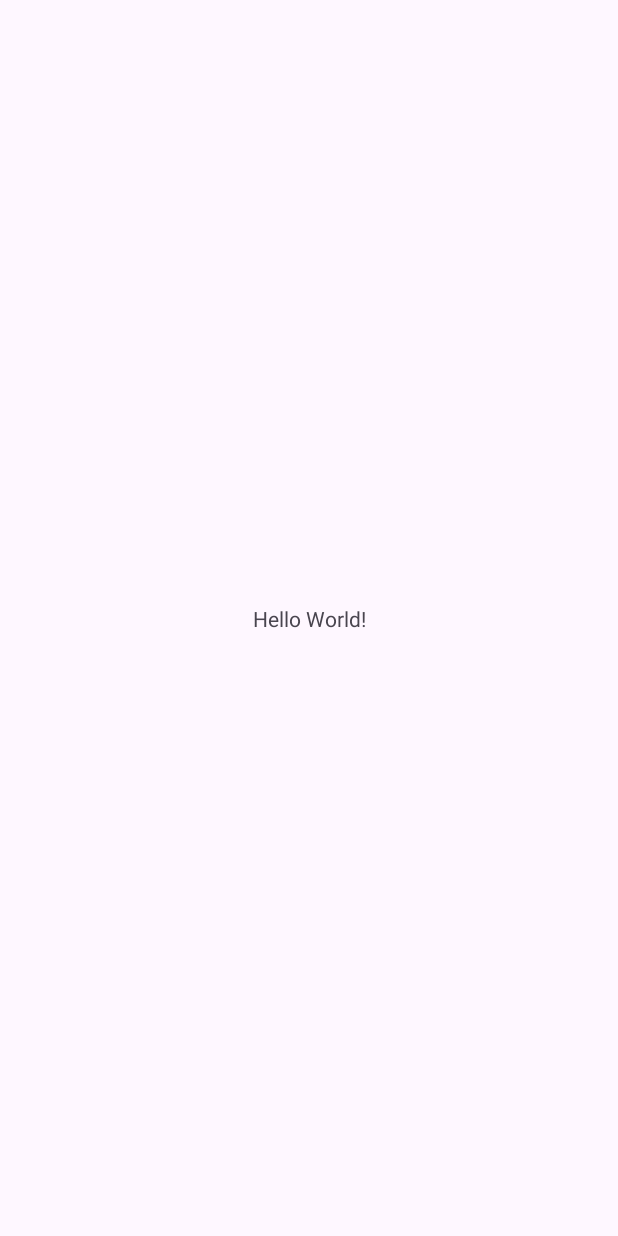
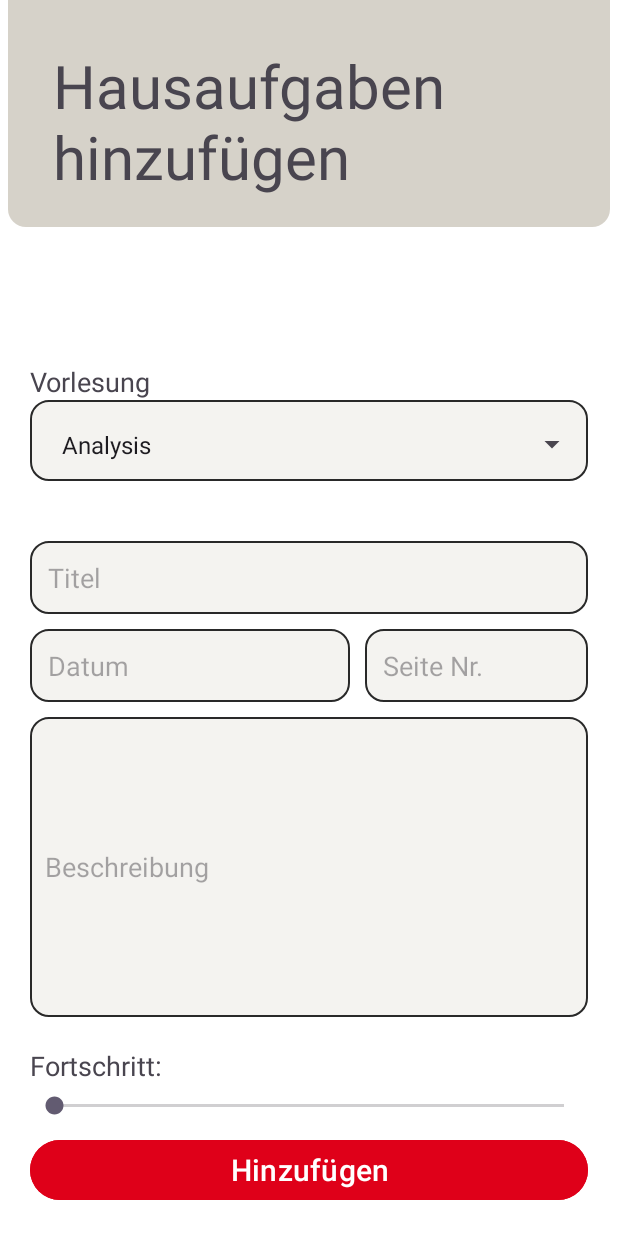
Before and after one commit to heofthetea/ubiquitous-fishstick, an Android app: the screen it shows after launch (MainActivity), on a phone screen of 412 x 824 dp. Before the commit the screen is almost empty. Run offline under Robolectric (Android 15) with nearby library versions, the phone set to English and light mode, and no system bars.

Commit message:
Create Basic App-Layout for Homework

```diff
--- a/app/src/main/java/stark/prm/project/MainActivity.java
+++ b/app/src/main/java/stark/prm/project/MainActivity.java
@@ -7,6 +7,9 @@ import androidx.appcompat.app.AppCompatActivity;
 import androidx.core.graphics.Insets;
 import androidx.core.view.ViewCompat;
 import androidx.core.view.WindowInsetsCompat;
+import android.widget.ArrayAdapter;
+import android.widget.Spinner;
+
 
 public class MainActivity extends AppCompatActivity {
 
@@ -14,11 +17,26 @@ public class MainActivity extends AppCompatActivity {
     protected void onCreate(Bundle savedInstanceState) {
         super.onCreate(savedInstanceState);
         EdgeToEdge.enable(this);
-        setContentView(R.layout.activity_main);
+        setContentView(R.layout.homework);
+
+        createSpinnerElements();
+
         ViewCompat.setOnApplyWindowInsetsListener(findViewById(R.id.main), (v, insets) -> {
             Insets systemBars = insets.getInsets(WindowInsetsCompat.Type.systemBars());
             v.setPadding(systemBars.left, systemBars.top, systemBars.right, systemBars.bottom);
             return insets;
         });
     }
+
+
+    //Dummy-Code TODO Change later
+    private void createSpinnerElements(){
+        Spinner spinner = (Spinner) findViewById(R.id.spinnerLecture);
+        String[] arraySpinner = new String[] {"Analysis", "Algorithmen", "Projektmanagement", "Programmieren", "Web Engineering"};
+        ArrayAdapter<String> adapter = new ArrayAdapter<String>(this,
+                android.R.layout.simple_spinner_item, arraySpinner);
+        adapter.setDropDownViewResource(android.R.layout.simple_spinner_dropdown_item);
+        spinner.setAdapter(adapter);
+
+    }
 }
--- /dev/null
+++ b/app/src/main/res/drawable/button_background.xml
@@ -0,0 +1,10 @@
+<?xml version="1.0" encoding="utf-8"?>
+<shape xmlns:android="http://schemas.android.com/apk/res/android"
+    android:shape="rectangle"
+    >
+
+    <corners android:radius="12dp"/>
+    <stroke android:width="1dip" android:color="@color/border_color"/>
+    <solid android:color="@color/dhbw_red"/>
+
+</shape>
--- /dev/null
+++ b/app/src/main/res/drawable/header_background.xml
@@ -0,0 +1,5 @@
+<?xml version="1.0" encoding="utf-8"?>
+<shape xmlns:android="http://schemas.android.com/apk/res/android" android:shape="rectangle">
+    <solid android:color="@color/header_background_color"/>
+    <corners android:bottomLeftRadius="12dp" android:bottomRightRadius="12dp"/>
+</shape>
--- /dev/null
+++ b/app/src/main/res/drawable/input_background.xml
@@ -0,0 +1,7 @@
+<?xml version="1.0" encoding="utf-8"?>
+<shape xmlns:android="http://schemas.android.com/apk/res/android"
+    android:shape="rectangle">
+    <corners android:radius="12dp"/>
+    <solid android:color="@color/box_background_color"/>
+    <stroke android:width="1dip" android:color="@color/border_color"/>
+</shape>
--- /dev/null
+++ b/app/src/main/res/layout/homework.xml
@@ -0,0 +1,163 @@
+<?xml version="1.0" encoding="utf-8"?>
+<RelativeLayout xmlns:android="http://schemas.android.com/apk/res/android"
+    xmlns:tools="http://schemas.android.com/tools"
+    android:id="@+id/main"
+    android:layout_width="match_parent"
+    android:layout_height="match_parent"
+    tools:context=".MainActivity"
+    android:background="@color/white"
+    >
+
+    <LinearLayout
+        android:layout_width="match_parent"
+        android:layout_height="wrap_content"
+        android:layout_marginHorizontal="5dp"
+        android:paddingBottom="20dp"
+        android:orientation="horizontal"
+        android:background="@drawable/header_background"
+        android:gravity="top"
+        >
+
+        <TextView
+            android:layout_width="match_parent"
+            android:layout_height="wrap_content"
+            android:layout_marginHorizontal="30dp"
+            android:layout_marginTop="30dp"
+            android:layout_marginBottom="0dp"
+            android:ems="10"
+            android:textSize="40sp"
+            android:text="@string/headerHomework"
+            />
+
+    </LinearLayout>
+
+    <LinearLayout
+        android:layout_width="match_parent"
+        android:layout_height="wrap_content"
+        android:layout_alignParentBottom="true"
+        android:layout_marginBottom="0dp"
+        android:orientation="vertical"
+        android:padding="20dp">
+
+        <!--
+        (String description, Lecture lecture, String name, int pageNumber, double progress, Date dueDate)
+        -->
+
+        <TextView
+            android:layout_width="match_parent"
+            android:layout_height="wrap_content"
+            android:layout_marginTop="20dp"
+            android:text="@string/textLecture"
+            android:textSize="18sp" />
+
+        <LinearLayout
+            android:layout_width="match_parent"
+            android:layout_height="wrap_content"
+            android:background="@drawable/input_background"
+            >
+            <Spinner
+                android:id="@+id/spinnerLecture"
+                android:layout_width="match_parent"
+                android:layout_height="wrap_content"
+                android:layout_marginTop="5dp"
+                android:autofillHints="lecture"
+                android:spinnerMode="dropdown"
+                android:padding="13dp"
+                />
+        </LinearLayout>
+
+
+        <EditText
+            android:id="@+id/editTextTitle"
+            android:layout_width="match_parent"
+            android:layout_height="wrap_content"
+            android:layout_marginTop="40dp"
+            android:autofillHints="title"
+            android:background="@drawable/input_background"
+            android:ems="10"
+            android:hint="@string/textTitle"
+            android:inputType="text"
+            android:padding="12dp" />
+
+
+        <LinearLayout
+            android:layout_width="match_parent"
+            android:layout_height="wrap_content"
+            android:layout_marginTop="10dp"
+            android:orientation="horizontal"
+
+            >
+
+            <EditText
+                android:id="@+id/editTextDueDate"
+                android:layout_width="wrap_content"
+                android:layout_height="wrap_content"
+                android:layout_gravity="start"
+                android:autofillHints="date"
+                android:background="@drawable/input_background"
+                android:ems="10"
+                android:hint="@string/textDate"
+                android:inputType="date"
+                android:padding="12dp" />
+
+            <EditText
+                android:id="@+id/editTextNumber"
+                android:layout_width="0dp"
+                android:layout_height="wrap_content"
+                android:layout_gravity="end"
+                android:layout_marginStart="10dp"
+                android:layout_weight="1"
+                android:autofillHints="page"
+                android:background="@drawable/input_background"
+                android:ems="10"
+                android:hint="@string/textPageNum"
+                android:inputType="number"
+                android:padding="12dp" />
+
+        </LinearLayout>
+
+
+        <EditText
+            android:id="@+id/editTextTextDescription"
+            android:layout_width="match_parent"
+            android:layout_height="200dp"
+            android:layout_marginTop="10dp"
+            android:autofillHints="description"
+            android:background="@drawable/input_background"
+            android:ems="10"
+            android:hint="@string/textDescription"
+            android:inputType="textMultiLine"
+            android:padding="10dp" />
+
+
+        <TextView
+            android:id="@+id/seekBarProgressText"
+            android:layout_width="match_parent"
+            android:layout_height="wrap_content"
+            android:layout_marginTop="20dp"
+            android:text="@string/textProgress"
+            android:textSize="18sp" />
+
+        <SeekBar
+            android:id="@+id/seekBarProgress"
+            android:layout_width="match_parent"
+            android:layout_height="wrap_content"
+            android:layout_marginTop="5dp"
+            android:max="10"
+            android:min="0"
+            android:progress="0" />
+
+        <Button
+            android:id="@+id/btnAddHomework"
+            android:layout_width="match_parent"
+            android:layout_height="wrap_content"
+            android:layout_gravity="center"
+            android:layout_marginTop="10dp"
+            android:backgroundTint="@color/dhbw_red"
+            android:text="@string/textAdd"
+            android:textSize="20sp" />
+
+
+    </LinearLayout>
+
+</RelativeLayout>
--- a/app/src/main/res/values/colors.xml
+++ b/app/src/main/res/values/colors.xml
@@ -2,4 +2,8 @@
 <resources>
     <color name="black">#FF000000</color>
     <color name="white">#FFFFFFFF</color>
+    <color name="dhbw_red">#DF0019</color>
+    <color name="header_background_color">#d6d2c9</color>
+    <color name="box_background_color">#f4f3f0</color>
+    <color name="border_color">#292929</color>
 </resources>
--- a/app/src/main/res/values/strings.xml
+++ b/app/src/main/res/values/strings.xml
@@ -1,3 +1,13 @@
 <resources>
     <string name="app_name">PRM_Project</string>
+
+    <string name="headerHomework">Hausaufgaben hinzufügen</string>
+
+    <string name="textProgress">Fortschritt:</string>
+    <string name="textTitle">Titel</string>
+    <string name="textPageNum">Seite Nr.</string>
+    <string name="textAdd">Hinzufügen</string>
+    <string name="textDescription">Beschreibung</string>
+    <string name="textDate">Datum</string>
+    <string name="textLecture">Vorlesung</string>
 </resources>
```
